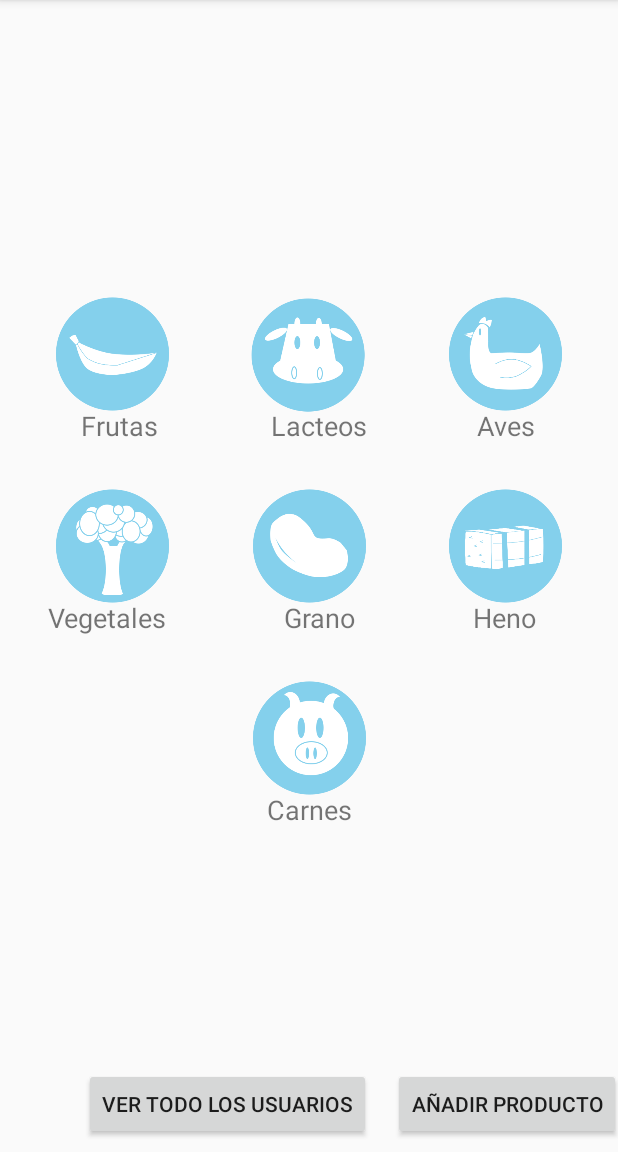
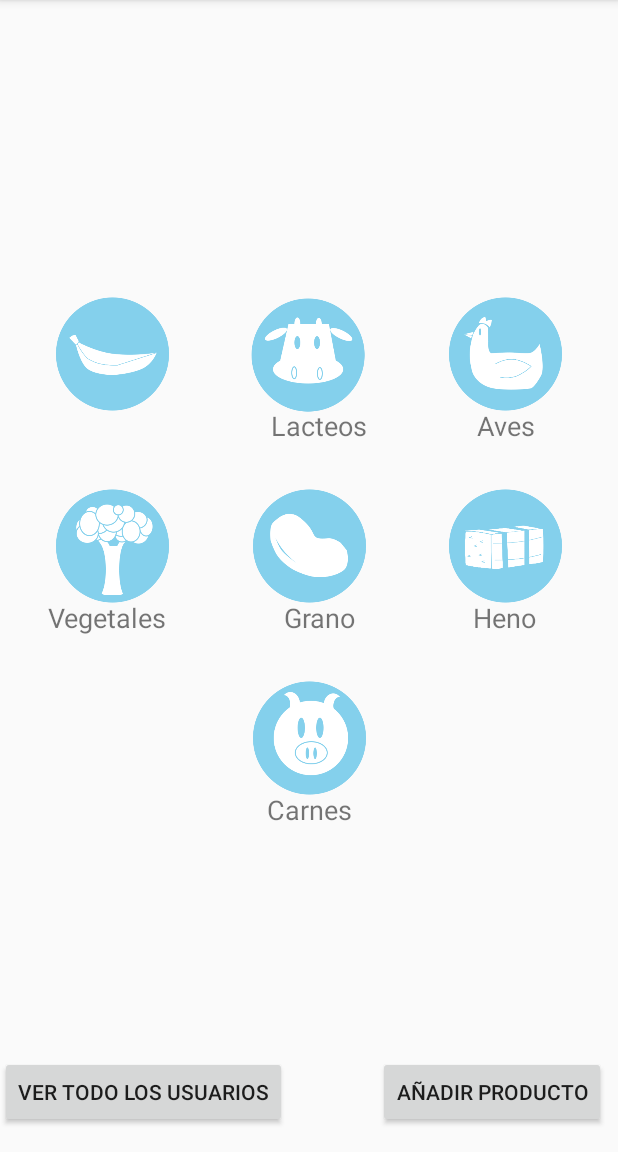
Before and after one commit to Agrodata/AgroData, an Android app: the MainPage screen opened directly, with no data from a screen before it, on a phone screen of 412 x 824 dp, the part 84-1236 px from its top. Run offline under Robolectric (Android 15) with nearby library versions, the phone set to English and light mode, and no system bars.

Commit message:
Commit Spanish version 2

```diff
--- a/app/src/main/res/layout/activity_main_page.xml
+++ b/app/src/main/res/layout/activity_main_page.xml
@@ -179,7 +179,7 @@
         android:textAlignment="center"
         android:textSize="18sp"
         app:layout_constraintBottom_toBottomOf="@+id/MP_banana_button"
-        app:layout_constraintHorizontal_bias="1.0"
+        app:layout_constraintHorizontal_bias="0.0"
         app:layout_constraintLeft_toLeftOf="@+id/MP_banana_button"
         app:layout_constraintRight_toLeftOf="@+id/MP_cow_button"
         app:layout_constraintTop_toBottomOf="@+id/MP_add_product_button"
@@ -316,31 +316,31 @@
         android:contentDescription="@string/add_product"
         android:onClick="goToAddProduct"
         android:text="@string/add_product"
+        app:layout_constraintLeft_toRightOf="@+id/MP_secret_user_button"
+        android:layout_marginLeft="16dp"
+        app:layout_constraintBottom_toBottomOf="@+id/MP_secret_user_button"
+        android:layout_marginEnd="8dp"
         android:layout_marginRight="8dp"
         app:layout_constraintRight_toRightOf="parent"
-        app:layout_constraintLeft_toRightOf="@+id/MP_secret_user_button"
-        android:layout_marginLeft="16dp"
-        app:layout_constraintTop_toTopOf="@+id/MP_secret_user_button"
-        app:layout_constraintBottom_toBottomOf="@+id/MP_secret_user_button"
-        app:layout_constraintHorizontal_bias="0.13"
-        app:layout_constraintVertical_bias="0.0"
-        android:layout_marginEnd="8dp" />
+        app:layout_constraintTop_toTopOf="parent"
+        android:layout_marginTop="8dp"
+        app:layout_constraintHorizontal_bias="1.0"
+        app:layout_constraintVertical_bias="1.0" />
 
     <Button
         android:id="@+id/MP_secret_user_button"
         android:layout_width="wrap_content"
         android:layout_height="wrap_content"
-        android:layout_marginBottom="8dp"
-        android:layout_marginTop="8dp"
+        android:layout_marginBottom="16dp"
         android:onClick="checkUsers"
         android:text="@string/view_all_users"
         app:layout_constraintBottom_toBottomOf="parent"
-        app:layout_constraintLeft_toLeftOf="parent"
-        app:layout_constraintTop_toBottomOf="@+id/MP_meat_TextView"
-        app:layout_constraintVertical_bias="1.0"
         tools:layout_constraintLeft_creator="1"
-        android:layout_marginLeft="56dp"
-        android:layout_marginStart="56dp" />
+        android:layout_marginStart="56dp"
+        tools:layout_editor_absoluteX="4dp"
+        app:layout_constraintTop_toTopOf="parent"
+        android:layout_marginTop="8dp"
+        app:layout_constraintVertical_bias="1.0" />
 
 
 </android.support.constraint.ConstraintLayout>
```
